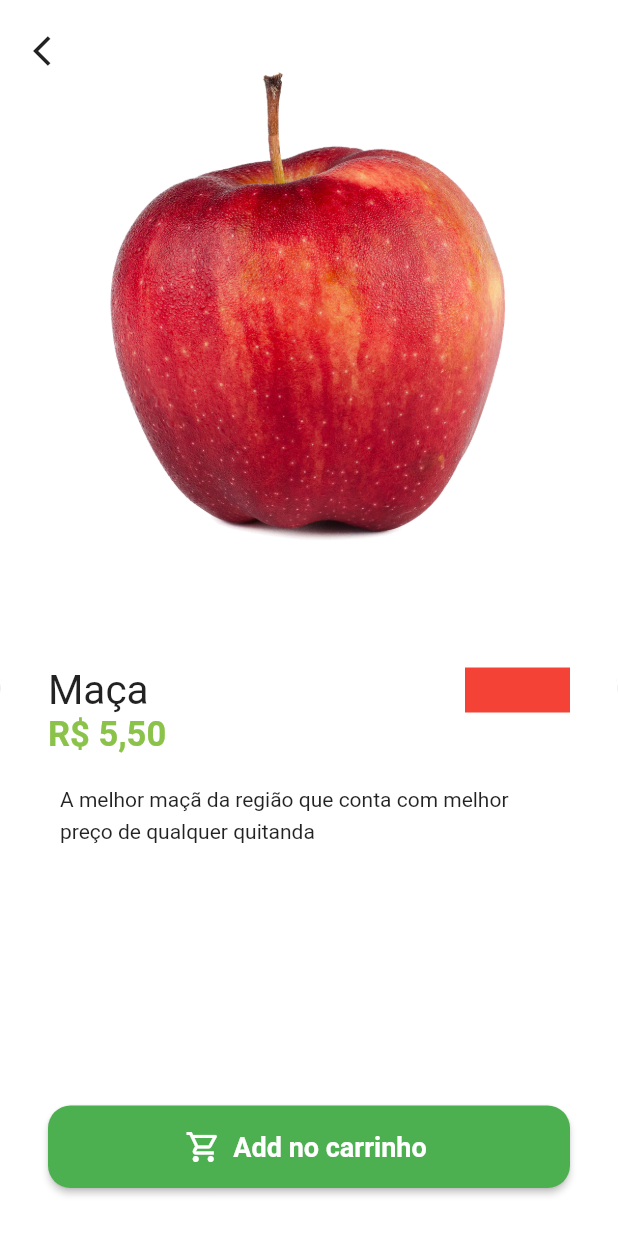
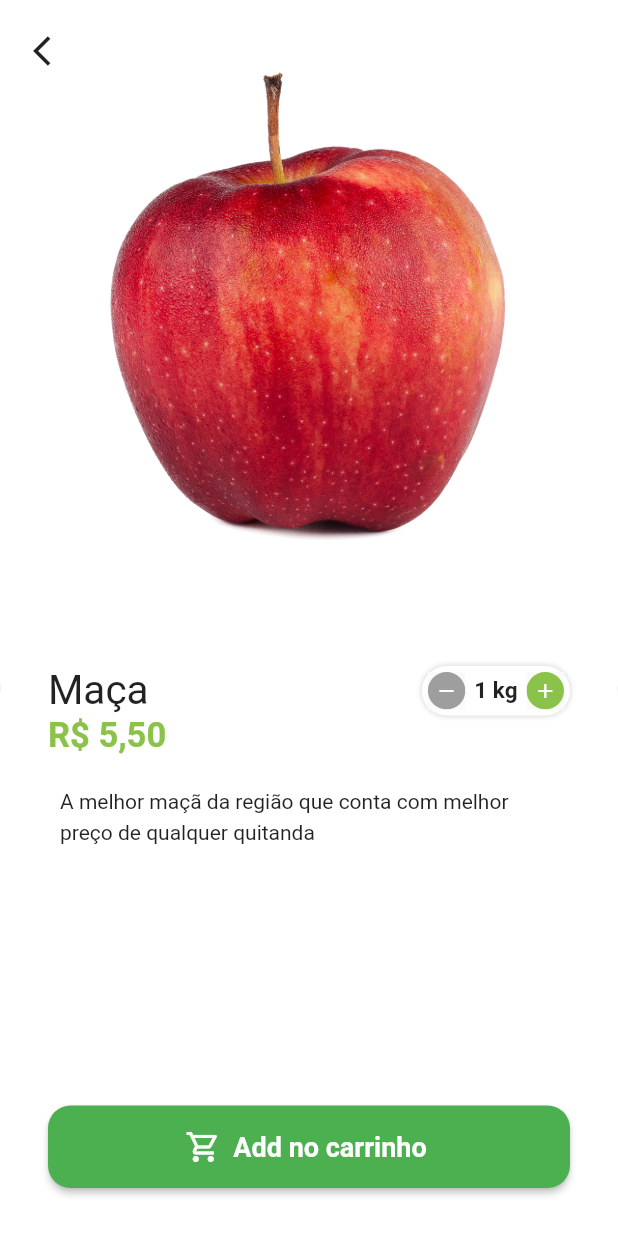
Before and after one commit to BREstrai/quitanda, a Flutter app: the screen it shows after launch, after a tap on "Entrar", after a tap on "Maça", on a phone screen of 412 x 824 dp. Run offline on Flutter 3.47's test engine with Material 2 defaults, Android fonts, the phone set to English and light mode, and no system bars; our stand-ins replace animated_text_kit, badges, mask_text_input_formatter.

Commit message:
Adicionado opção de acrescentar/retirar da quantidade de produtos da informação e criado componente de quantidade

```diff
--- /dev/null
+++ b/lib/src/pages/common_widgets/quantity_widget.dart
@@ -0,0 +1,108 @@
+import 'package:flutter/material.dart';
+import 'package:quitanda/src/config/custom_colors.dart';
+
+class QuantityWidget extends StatelessWidget {
+  final int value;
+  final String suffixText;
+  final Function(int count) result;
+
+  const QuantityWidget({
+    Key? key,
+    required this.suffixText,
+    required this.value,
+    required this.result,
+  }) : super(key: key);
+
+  @override
+  Widget build(BuildContext context) {
+    return Container(
+      padding: const EdgeInsets.all(4),
+      decoration: BoxDecoration(
+        color: Colors.white,
+        borderRadius: BorderRadius.circular(50),
+        boxShadow: [
+          BoxShadow(
+            color: Colors.grey.shade300,
+            spreadRadius: 1,
+            blurRadius: 2,
+          ),
+        ],
+      ),
+      child: Row(
+        children: [
+          //Subtrair qtd
+          _QuantityWidget(
+            icon: Icons.remove,
+            color: Colors.grey,
+            onPressed: () {
+              if (value == 1) return;
+              int resultCount = value - 1;
+              result(resultCount);
+            },
+          ),
+
+          //Texto
+          Padding(
+            padding: const EdgeInsets.symmetric(
+              horizontal: 6,
+            ),
+            child: Text(
+              '${value} ${suffixText}',
+              style: const TextStyle(
+                fontWeight: FontWeight.bold,
+                fontSize: 15,
+              ),
+            ),
+          ),
+
+          //Somar qtd
+          _QuantityWidget(
+            icon: Icons.add,
+            color: CustomColors.customSwatchColor,
+            onPressed: () {
+              int resultCount = value + 1;
+              result(resultCount);
+            },
+          ),
+        ],
+      ),
+    );
+  }
+}
+
+class _QuantityWidget extends StatelessWidget {
+  const _QuantityWidget({
+    Key? key,
+    required this.color,
+    required this.icon,
+    required this.onPressed,
+  }) : super(key: key);
+
+  final Color color;
+  final IconData icon;
+  final VoidCallback onPressed;
+
+  @override
+  Widget build(BuildContext context) {
+    return Material(
+      //Utilizado Material e Ink... para dar animação quando clicado
+      child: InkWell(
+        borderRadius: BorderRadius.circular(50),
+        onTap: onPressed,
+        child: Ink(
+          height: 25,
+          width: 25,
+          decoration: BoxDecoration(
+            color: color,
+            shape: BoxShape.circle,
+          ),
+          child: Icon(
+            icon,
+            color: Colors.white,
+            size: 16,
+          ),
+        ),
+      ),
+    );
+  }
+}
--- a/lib/src/pages/product/product_screen.dart
+++ b/lib/src/pages/product/product_screen.dart
@@ -1,13 +1,22 @@
 import 'package:flutter/material.dart';
 import 'package:quitanda/src/config/custom_colors.dart';
 import 'package:quitanda/src/models/item_model.dart';
+import 'package:quitanda/src/pages/common_widgets/quantity_widget.dart';
 import 'package:quitanda/src/services/utils_Service.dart';
 
-class ProductScreen extends StatelessWidget {
+class ProductScreen extends StatefulWidget {
   ProductScreen({Key? key, required this.item}) : super(key: key);
 
   final ItemModel item;
+
+  @override
+  State<ProductScreen> createState() => _ProductScreenState();
+}
+
+class _ProductScreenState extends State<ProductScreen> {
   final UtilsServices utilsServices = UtilsServices();
+
+  int cartItemQuantity = 1;
 
   @override
   Widget build(BuildContext context) {
@@ -20,8 +29,8 @@ class ProductScreen extends StatelessWidget {
             children: [
               Expanded(
                 child: Hero(
-                  child: Image.asset(item.imgUrl),
-                  tag: item.imgUrl,
+                  child: Image.asset(widget.item.imgUrl),
+                  tag: widget.item.imgUrl,
                 ),
               ),
               Expanded(
@@ -47,23 +56,27 @@ class ProductScreen extends StatelessWidget {
                         children: [
                           Expanded(
                             child: Text(
-                              item.itemName,
+                              widget.item.itemName,
                               maxLines: 2,
                               overflow: TextOverflow.ellipsis,
                               style: TextStyle(fontSize: 27),
                             ),
                           ),
-                          Container(
-                            height: 30,
-                            width: 70,
-                            color: Colors.red,
+                          QuantityWidget(
+                            suffixText: widget.item.unit,
+                            value: cartItemQuantity,
+                            result: (int quantity) {
+                              setState(() {
+                                cartItemQuantity = quantity;
+                              });
+                            },
                           ),
                         ],
                       ),
 
                       //Preço
                       Text(
-                        utilsServices.priceToCurrency(item.price),
+                        utilsServices.priceToCurrency(widget.item.price),
                         style: TextStyle(
                           fontSize: 23,
                           fontWeight: FontWeight.bold,
@@ -80,7 +93,7 @@ class ProductScreen extends StatelessWidget {
                               vertical: 10,
                             ),
                             child: Text(
-                              item.description,
+                              widget.item.description,
                               style: const TextStyle(
                                 height: 1.5,
                               ),
```
